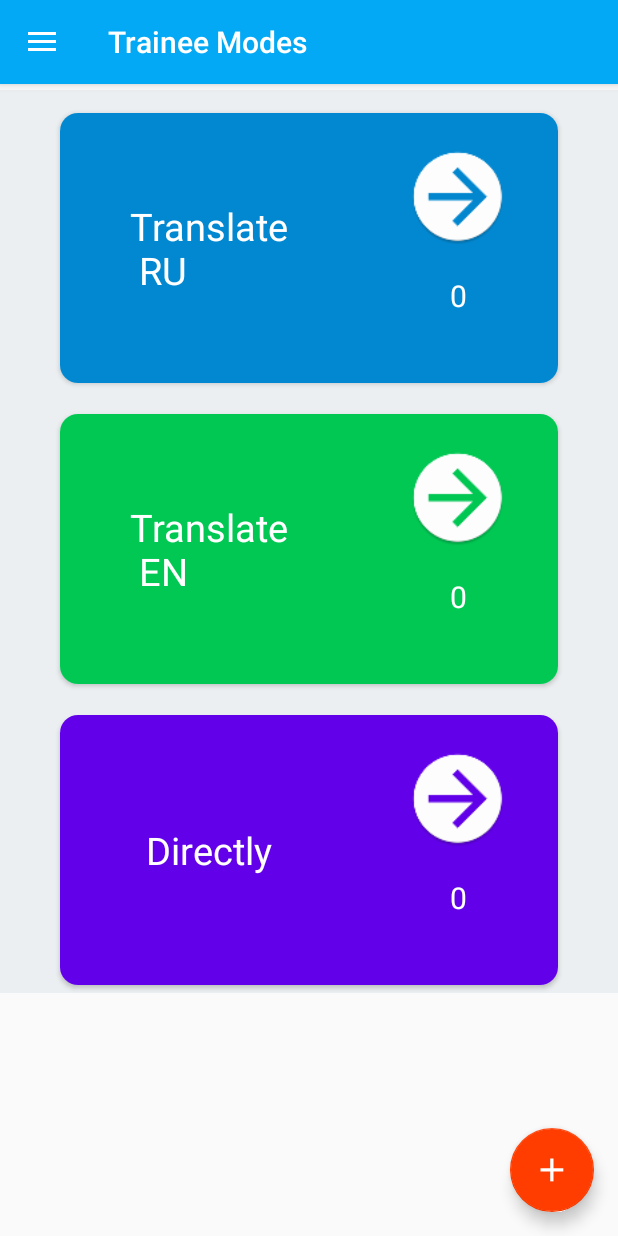
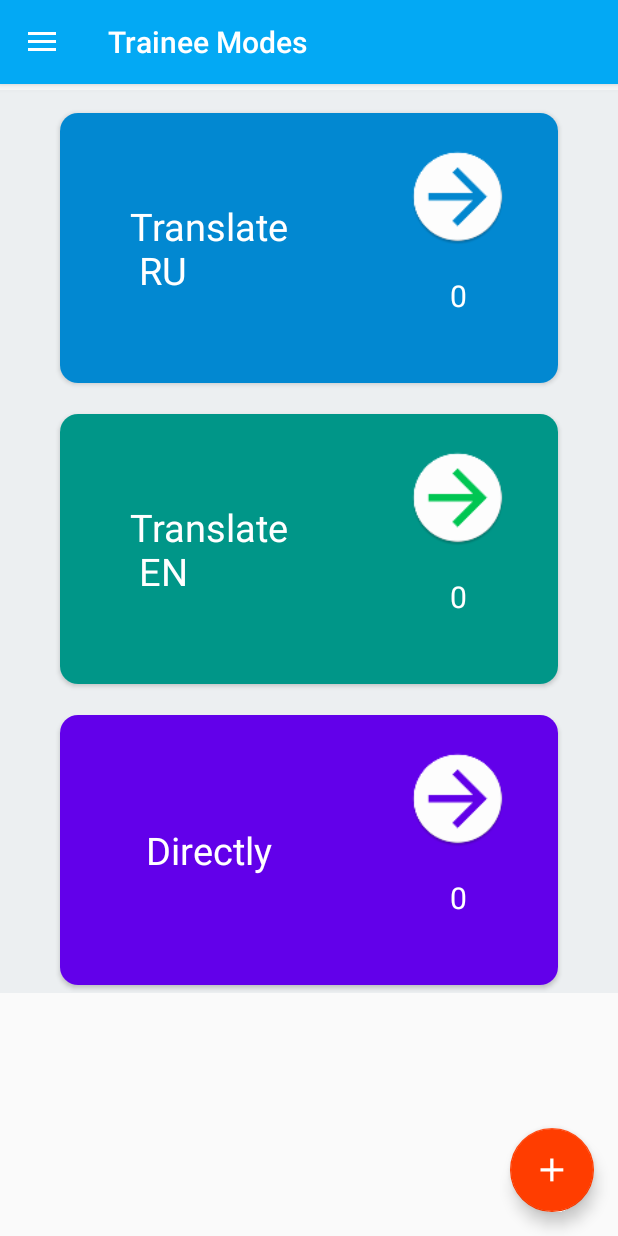
Before and after one commit to sanqa/BetterEnglish, an Android app: the screen it shows after launch (OurDictionaryActivity), on a phone screen of 412 x 824 dp. Run offline under Robolectric (Android 15) with nearby library versions, the phone set to English and light mode, and no system bars.

Commit message:
Changed design of second mode

```diff
--- a/app/src/main/res/values/colors.xml
+++ b/app/src/main/res/values/colors.xml
@@ -8,8 +8,9 @@
 
     <color name="mode1">#0288d1</color>
 
-    <color name="mode2">#00c853</color>
-    <color name="mode2Dark">#69F0AE</color>
+    <color name="mode2">#009688</color>
+    <color name="mode2Dark">#004D40</color>
+    <color name="mode2Accent">#6200EA</color>
 
 
     <color name="mode3">#6200ea</color>
--- a/app/src/main/res/values/styles.xml
+++ b/app/src/main/res/values/styles.xml
@@ -11,6 +11,7 @@
     <style name="AppGreenTheme" parent="Theme.AppCompat.Light.DarkActionBar">
         <item name="colorPrimary">@color/mode2</item>
         <item name="colorPrimaryDark">@color/mode2Dark</item>
+        <item name="colorAccent">@color/mode2Accent</item>
     </style>
 
     <style name="AppTheme.NoActionBar">
--- /dev/null
+++ b/app/src/main/res/values/values.xml
@@ -0,0 +1,4 @@
+<?xml version="1.0" encoding="utf-8"?>
+<resources>
+    <color name="accent_material_light">#69f0ae</color>
+</resources>
```
